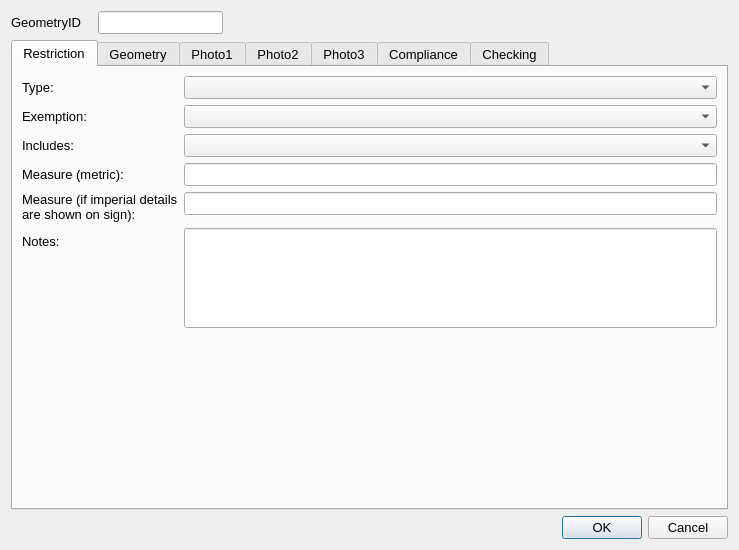
Before: the Qt Designer form ui/RestrictionForVehicles.ui in tlh22/demandForm, drawn with Qt 5.
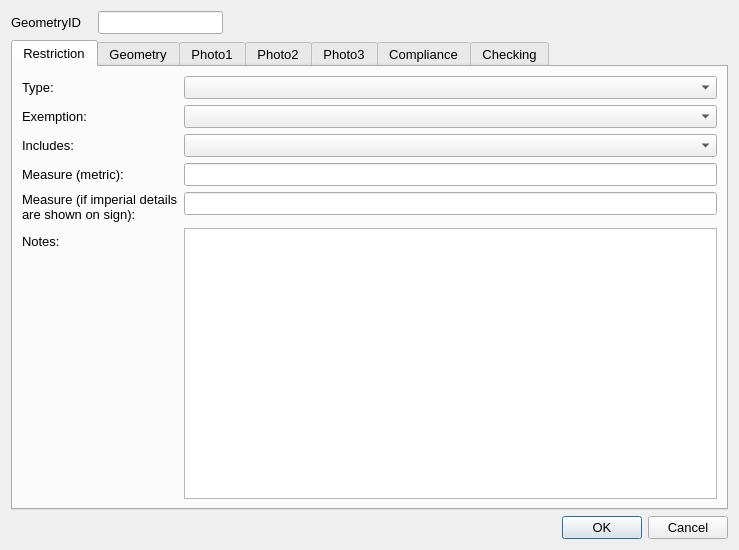
After: the same form once the commit is applied. Icons and pictures are not drawn.

```diff
--- a/ui/RestrictionForVehicles.ui
+++ b/ui/RestrictionForVehicles.ui
@@ -168,17 +168,7 @@
         </widget>
        </item>
        <item row="10" column="1">
-        <widget class="QLineEdit" name="Notes">
-         <property name="minimumSize">
-          <size>
-           <width>0</width>
-           <height>100</height>
-          </size>
-         </property>
-         <property name="alignment">
-          <set>Qt::AlignLeading|Qt::AlignLeft|Qt::AlignTop</set>
-         </property>
-        </widget>
+        <widget class="QTextEdit" name="Notes"/>
        </item>
       </layout>
      </widget>
```
